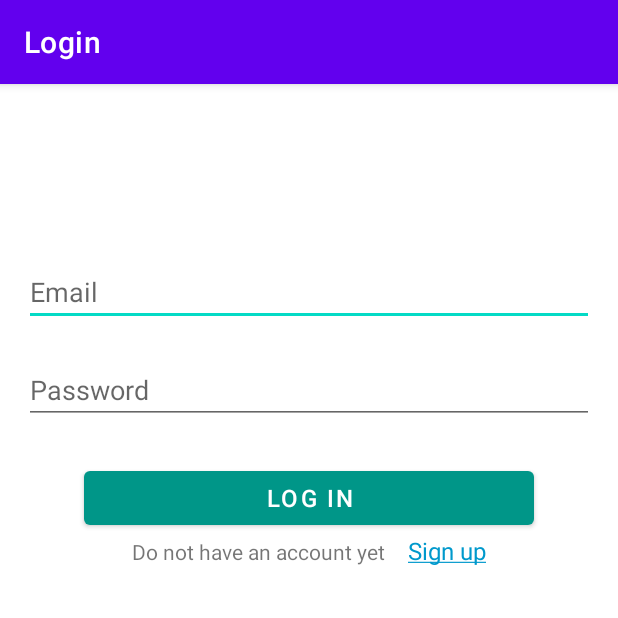
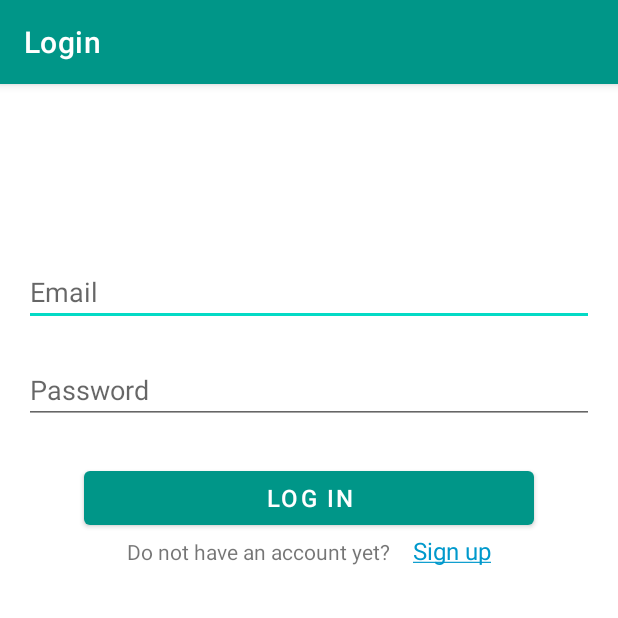
Before and after one commit to AhmedMaad/Hostel-App, an Android app: the LoginActivity screen opened directly, with no data from a screen before it, on a phone screen of 412 x 824 dp, the top half of it. Run offline under Robolectric (Android 15) with nearby library versions, the phone set to English and light mode, and no system bars; our stand-ins replace Firebase (no records; nobody signed in at launch, a user with empty details on screens opened directly).

```diff
--- a/app/src/main/AndroidManifest.xml
+++ b/app/src/main/AndroidManifest.xml
@@ -12,7 +12,9 @@
         <activity
             android:name=".AdsActivity"
             android:label="My Ads" />
-        <activity android:name=".SplashActivity">
+        <activity
+            android:name=".SplashActivity"
+            android:theme="@style/SplashStyle">
             <intent-filter>
                 <action android:name="android.intent.action.MAIN" />
 
--- a/app/src/main/java/com/example/hostel/SplashActivity.java
+++ b/app/src/main/java/com/example/hostel/SplashActivity.java
@@ -12,14 +12,13 @@ public class SplashActivity extends AwesomeSplash {
     @Override
     public void initSplash(ConfigSplash configSplash) {
 
-
         //Customize Circular Reveal
         configSplash.setBackgroundColor(R.color.dark_green); //any color you want form colors.xml
         configSplash.setAnimCircularRevealDuration(4000); //int ms
         configSplash.setRevealFlagX(Flags.REVEAL_RIGHT);  //or Flags.REVEAL_LEFT
         configSplash.setRevealFlagY(Flags.REVEAL_BOTTOM); //or Flags.REVEAL_TOP
 
-  //Customize Logo
+        //Customize Logo
         configSplash.setLogoSplash(R.drawable.ic_key); //or any other drawable
         configSplash.setAnimLogoSplashDuration(2000); //int ms
         configSplash.setAnimLogoSplashTechnique(Techniques.ZoomIn); //choose one form Techniques (ref: https://github.com/daimajia/AndroidViewAnimations)
--- a/app/src/main/res/layout/activity_main.xml
+++ b/app/src/main/res/layout/activity_main.xml
@@ -73,7 +73,7 @@
         style="@style/Widget.MaterialComponents.BottomNavigationView.Colored"
         android:layout_width="match_parent"
         android:layout_height="wrap_content"
-        app:backgroundTint="#009688"
+        app:backgroundTint="@color/dark_green"
         app:layout_constraintBottom_toBottomOf="parent"
         app:menu="@menu/bottomnav" />
 
--- a/app/src/main/res/layout/log_in.xml
+++ b/app/src/main/res/layout/log_in.xml
@@ -43,7 +43,6 @@
         <LinearLayout
             android:layout_width="match_parent"
             android:layout_height="wrap_content"
-            android:layout_alignParentBottom="true"
             android:layout_marginBottom="30dp"
             android:gravity="center_horizontal"
             android:orientation="horizontal">
@@ -53,7 +52,7 @@
                 android:layout_width="wrap_content"
                 android:layout_height="wrap_content"
                 android:layout_marginEnd="15dp"
-                android:text="Do not have an account yet" />
+                android:text="Do not have an account yet?" />
 
             <TextView
                 android:layout_width="wrap_content"
--- a/app/src/main/res/values/colors.xml
+++ b/app/src/main/res/values/colors.xml
@@ -1,8 +1,8 @@
 <?xml version="1.0" encoding="utf-8"?>
 <resources>
     <color name="purple_200">#FFBB86FC</color>
-    <color name="purple_500">#FF6200EE</color>
-    <color name="purple_700">#FF3700B3</color>
+    <color name="purple_500">@color/dark_green</color>
+    <color name="purple_700">#006f64</color>
     <color name="teal_200">#FF03DAC5</color>
     <color name="teal_700">#FF018786</color>
     <color name="black">#FF000000</color>
--- a/app/src/main/res/values/themes.xml
+++ b/app/src/main/res/values/themes.xml
@@ -13,4 +13,19 @@
         <item name="android:statusBarColor" tools:targetApi="l">?attr/colorPrimaryVariant</item>
         <!-- Customize your theme here. -->
     </style>
+
+    <style name="SplashStyle" parent="Theme.MaterialComponents.DayNight.NoActionBar">
+        <!-- Primary brand color. -->
+        <item name="colorPrimary">@color/purple_500</item>
+        <item name="colorPrimaryVariant">@color/purple_700</item>
+        <item name="colorOnPrimary">@color/white</item>
+        <!-- Secondary brand color. -->
+        <item name="colorSecondary">@color/teal_200</item>
+        <item name="colorSecondaryVariant">@color/teal_700</item>
+        <item name="colorOnSecondary">@color/black</item>
+        <!-- Status bar color. -->
+        <item name="android:statusBarColor" tools:targetApi="l">?attr/colorPrimaryVariant</item>
+        <!-- Customize your theme here. -->
+    </style>
+
 </resources>
```
